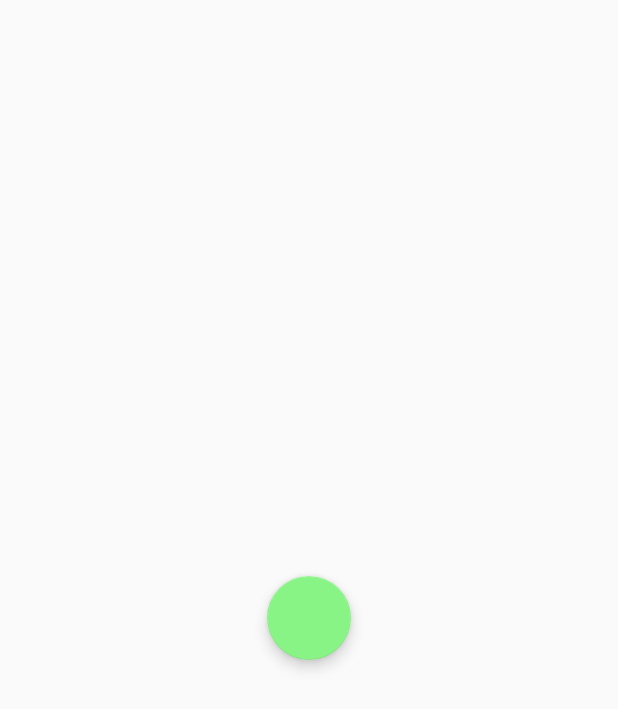
After one commit to cauezito/organizze-clone, an Android app: the EntradaActivity screen opened directly, with no data from a screen before it, on a phone screen of 412 x 824 dp. The commit adds this screen. Shown: the top 709 px of the screen. Run offline under Robolectric (Android 15) with nearby library versions, the phone set to English and light mode, and no system bars.

Commit message:
Definindo temas para a activity de despesa e de entrada

```diff
--- /dev/null
+++ b/app/src/main/java/br/com/cauezito/app/organizze/activity/EntradaActivity.java
@@ -0,0 +1,33 @@
+package br.com.cauezito.app.organizze.activity;
+
+import android.os.Bundle;
+
+import com.google.android.material.floatingactionbutton.FloatingActionButton;
+import com.google.android.material.snackbar.Snackbar;
+
+import androidx.appcompat.app.AppCompatActivity;
+import androidx.appcompat.widget.Toolbar;
+
+import android.view.View;
+
+import br.com.cauezito.app.R;
+
+public class EntradaActivity extends AppCompatActivity {
+
+    @Override
+    protected void onCreate(Bundle savedInstanceState) {
+        super.onCreate(savedInstanceState);
+        setContentView(R.layout.activity_entrada);
+        Toolbar toolbar = findViewById(R.id.toolbar);
+        setSupportActionBar(toolbar);
+
+        FloatingActionButton fab = findViewById(R.id.fab);
+        fab.setOnClickListener(new View.OnClickListener() {
+            @Override
+            public void onClick(View view) {
+                Snackbar.make(view, "Replace with your own action", Snackbar.LENGTH_LONG)
+                        .setAction("Action", null).show();
+            }
+        });
+    }
+}
--- a/app/src/main/res/drawable/ic_baseline_attach_money_24.xml
+++ b/app/src/main/res/drawable/ic_baseline_attach_money_24.xml
@@ -1,5 +1,5 @@
 <vector android:alpha="0.92" android:height="24dp"
-    android:tint="#000000" android:viewportHeight="24"
+    android:tint="#FFFFFF" android:viewportHeight="24"
     android:viewportWidth="24" android:width="24dp" xmlns:android="http://schemas.android.com/apk/res/android">
     <path android:fillColor="@android:color/white" android:pathData="M11.8,10.9c-2.27,-0.59 -3,-1.2 -3,-2.15 0,-1.09 1.01,-1.85 2.7,-1.85 1.78,0 2.44,0.85 2.5,2.1h2.21c-0.07,-1.72 -1.12,-3.3 -3.21,-3.81V3h-3v2.16c-1.94,0.42 -3.5,1.68 -3.5,3.61 0,2.31 1.91,3.46 4.7,4.13 2.5,0.6 3,1.48 3,2.41 0,0.69 -0.49,1.79 -2.7,1.79 -2.06,0 -2.87,-0.92 -2.98,-2.1h-2.2c0.12,2.19 1.76,3.42 3.68,3.83V21h3v-2.15c1.95,-0.37 3.5,-1.5 3.5,-3.55 0,-2.84 -2.43,-3.81 -4.7,-4.4z"/>
 </vector>
--- a/app/src/main/res/drawable/ic_baseline_money_off_24.xml
+++ b/app/src/main/res/drawable/ic_baseline_money_off_24.xml
@@ -1,5 +1,5 @@
 <vector android:alpha="0.92" android:height="24dp"
-    android:tint="#000000" android:viewportHeight="24"
+    android:tint="#FFFFFF" android:viewportHeight="24"
     android:viewportWidth="24" android:width="24dp" xmlns:android="http://schemas.android.com/apk/res/android">
     <path android:fillColor="@android:color/secondary_text_light" android:pathData="M12.5,6.9c1.78,0 2.44,0.85 2.5,2.1h2.21c-0.07,-1.72 -1.12,-3.3 -3.21,-3.81V3h-3v2.16c-0.53,0.12 -1.03,0.3 -1.48,0.54l1.47,1.47c0.41,-0.17 0.91,-0.27 1.51,-0.27zM5.33,4.06L4.06,5.33 7.5,8.77c0,2.08 1.56,3.21 3.91,3.91l3.51,3.51c-0.34,0.48 -1.05,0.91 -2.42,0.91 -2.06,0 -2.87,-0.92 -2.98,-2.1h-2.2c0.12,2.19 1.76,3.42 3.68,3.83V21h3v-2.15c0.96,-0.18 1.82,-0.55 2.45,-1.12l2.22,2.22 1.27,-1.27L5.33,4.06z"/>
 </vector>
--- /dev/null
+++ b/app/src/main/res/layout/activity_entrada.xml
@@ -0,0 +1,17 @@
+<?xml version="1.0" encoding="utf-8"?>
+<androidx.coordinatorlayout.widget.CoordinatorLayout xmlns:android="http://schemas.android.com/apk/res/android"
+    xmlns:app="http://schemas.android.com/apk/res-auto"
+    xmlns:tools="http://schemas.android.com/tools"
+    android:layout_width="match_parent"
+    android:layout_height="match_parent"
+    tools:context=".organizze.activity.EntradaActivity">
+
+    <com.google.android.material.floatingactionbutton.FloatingActionButton
+        android:id="@+id/fab"
+        android:layout_width="wrap_content"
+        android:layout_height="wrap_content"
+        android:layout_gravity="center|clip_vertical"
+        android:layout_margin="@dimen/fab_margin"
+        android:layout_marginBottom="68dp" />
+
+</androidx.coordinatorlayout.widget.CoordinatorLayout>
--- a/app/src/main/res/layout/activity_home.xml
+++ b/app/src/main/res/layout/activity_home.xml
@@ -77,16 +77,18 @@
             android:layout_width="wrap_content"
             android:layout_height="wrap_content"
             android:src="@drawable/ic_baseline_money_off_24"
+            android:onClick="adicionaDespesa"
             fab:fab_size="normal"
-            fab:fab_colorNormal="@color/colorPrimaryDespesa"/>
+            fab:fab_colorNormal="#FA3A3A"/>
 
         <com.github.clans.fab.FloatingActionButton
             android:id="@+id/menu_entrada"
             android:layout_width="wrap_content"
             android:layout_height="wrap_content"
             android:src="@drawable/ic_baseline_attach_money_24"
+            android:onClick="adicionaEntrada"
             fab:fab_size="normal"
-            fab:fab_colorNormal="@color/colorPrimaryEntrada"/>/>
+            fab:fab_colorNormal="@color/colorToolbarEntrada"/>/>
 
     </com.github.clans.fab.FloatingActionMenu>
 
--- /dev/null
+++ b/app/src/main/res/layout/content_entrada.xml
@@ -0,0 +1,6 @@
+<?xml version="1.0" encoding="utf-8"?>
+<androidx.constraintlayout.widget.ConstraintLayout xmlns:android="http://schemas.android.com/apk/res/android"
+    xmlns:app="http://schemas.android.com/apk/res-auto"
+    android:layout_width="match_parent"
+    android:layout_height="match_parent"
+    app:layout_behavior="@string/appbar_scrolling_view_behavior"></androidx.constraintlayout.widget.ConstraintLayout>
--- a/app/src/main/res/values/colors.xml
+++ b/app/src/main/res/values/colors.xml
@@ -7,4 +7,7 @@
     <!-- FAB -->
     <color name="colorPrimaryDespesa">#B2B9D6</color>
     <color name="colorPrimaryEntrada">#B2B9D6</color>
+
+    <!-- ENTRADAS -->
+    <color name="colorToolbarEntrada">#2A8F1A</color>
 </resources>
--- a/app/src/main/res/values/strings.xml
+++ b/app/src/main/res/values/strings.xml
@@ -31,5 +31,6 @@
 
     <string name="hello_first_fragment">Hello first fragment</string>
     <string name="hello_second_fragment">Hello second fragment. Arg: %1$s</string>
+    <string name="title_activity_entrada">EntradaActivity</string>
 
 </resources>
--- a/app/src/main/res/values/styles.xml
+++ b/app/src/main/res/values/styles.xml
@@ -1,10 +1,25 @@
 <resources>
-    <!-- Base application theme. -->
     <style name="AppTheme" parent="Theme.AppCompat.Light.DarkActionBar">
-        <!-- Customize your theme here. -->
         <item name="colorPrimary">@color/colorPrimary</item>
         <item name="colorPrimaryDark">@color/colorPrimaryDark</item>
         <item name="colorAccent">@color/colorAccent</item>
+    </style>
+
+
+    <style name="EntradaTheme" parent="Theme.AppCompat.Light.NoActionBar">
+        <item name="colorPrimary">@color/colorToolbarEntrada</item>
+        <item name="colorPrimaryDark">@color/colorToolbarEntrada</item>
+        <item name="colorAccent">#89F486</item>
+        <item name="windowActionBar">false</item>
+        <item name="windowNoTitle">true</item>
+    </style>
+
+    <style name="DespesaTheme" parent="Theme.AppCompat.Light.NoActionBar">
+        <item name="colorPrimary">#FF5252</item>
+        <item name="colorPrimaryDark">#E43939</item>
+        <item name="colorAccent">#E37171</item>
+        <item name="windowActionBar">false</item>
+        <item name="windowNoTitle">true</item>
     </style>
 
     <style name="AppTheme.NoActionBar">
```
Also changed, not shown: app/src/main/AndroidManifest.xml (+18 -0 lines), app/src/main/java/br/com/cauezito/app/DespesaActivity.java (added, +14 -0 lines), app/src/main/java/br/com/cauezito/app/organizze/activity/HomeActivity.java (+8 -9 lines), app/src/main/res/layout/activity_despesa.xml (added, +9 -0 lines), app/src/main/res/layout/fragment_first2.xml (added, +28 -0 lines), app/src/main/res/layout/fragment_second2.xml (added, +27 -0 lines), app/src/main/res/navigation/nav_graph.xml (+20 -0 lines).
